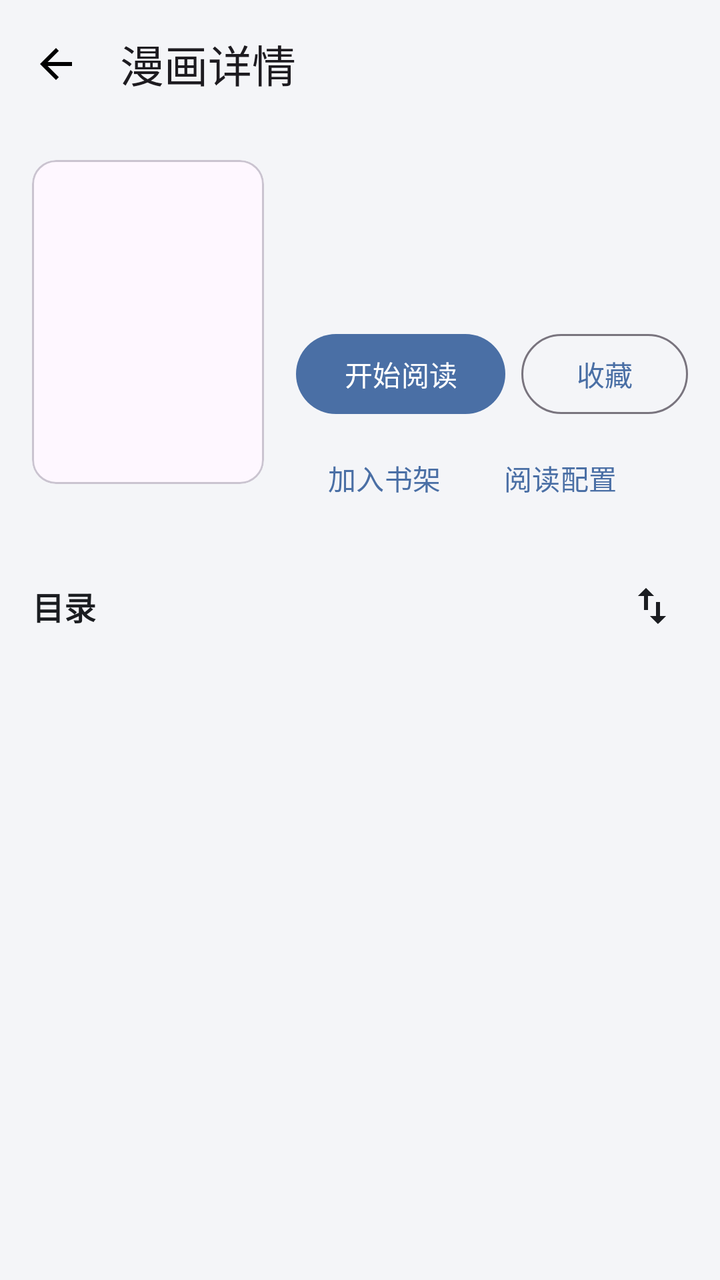
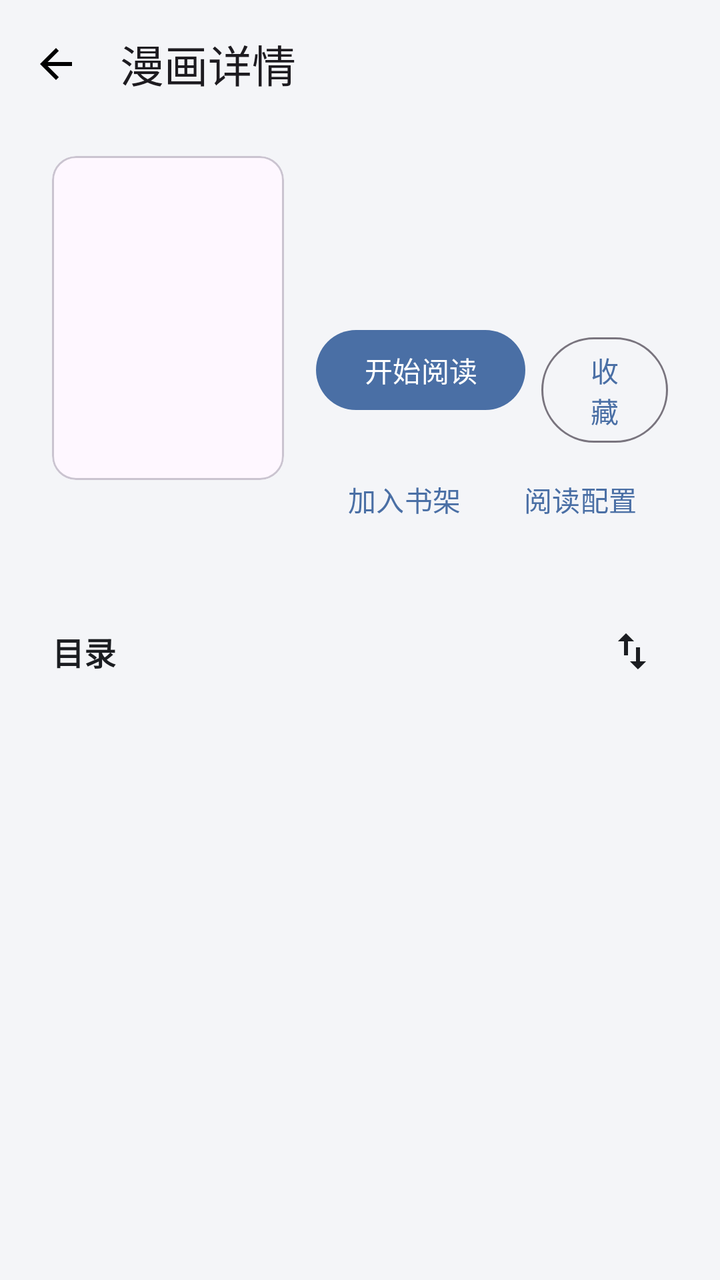

Compare the two renders of this Android layout. The source of the first and the diff that turns it into the second are given below.
<!-- AndroidManifest.xml: application theme Theme.ArkReader -->
<!-- res/layout/activity_comic_detail.xml -->
<?xml version="1.0" encoding="utf-8"?>
<LinearLayout xmlns:android="http://schemas.android.com/apk/res/android"
    xmlns:app="http://schemas.android.com/apk/res-auto"
    android:layout_width="match_parent"
    android:layout_height="match_parent"
    android:background="@color/surface_bg"
    android:fitsSystemWindows="true"
    android:orientation="vertical">

    <com.google.android.material.appbar.MaterialToolbar
        android:id="@+id/toolbar"
        android:layout_width="match_parent"
        android:layout_height="wrap_content"
        app:navigationIcon="@drawable/ic_arrow_back"
        app:title="漫画详情" />

    <LinearLayout
        android:layout_width="match_parent"
        android:layout_height="wrap_content"
        android:orientation="horizontal"
        android:padding="16dp">

        <com.google.android.material.card.MaterialCardView
            android:layout_width="116dp"
            android:layout_height="162dp"
            app:cardCornerRadius="12dp"
            app:cardElevation="0dp">

            <ImageView
                android:id="@+id/ivCover"
                android:layout_width="match_parent"
                android:layout_height="match_parent"
                android:scaleType="centerCrop" />
        </com.google.android.material.card.MaterialCardView>

        <LinearLayout
            android:layout_width="0dp"
            android:layout_height="wrap_content"
            android:layout_marginStart="16dp"
            android:layout_weight="1"
            android:orientation="vertical">

            <TextView
                android:id="@+id/tvTitle"
                android:layout_width="match_parent"
                android:layout_height="wrap_content"
                android:textColor="@color/text_primary"
                android:textSize="19sp"
                android:textStyle="bold" />

            <TextView
                android:id="@+id/tvMeta"
                android:layout_width="match_parent"
                android:layout_height="wrap_content"
                android:layout_marginTop="6dp"
                android:textColor="@color/text_secondary"
                android:textSize="13sp" />

            <TextView
                android:id="@+id/tvLastRead"
                android:layout_width="match_parent"
                android:layout_height="wrap_content"
                android:layout_marginTop="4dp"
                android:textColor="@color/text_secondary"
                android:textSize="13sp" />

            <TextView
                android:id="@+id/tvTags"
                android:layout_width="match_parent"
                android:layout_height="wrap_content"
                android:layout_marginTop="8dp"
                android:maxLines="2"
                android:ellipsize="end"
                android:textColor="?attr/colorPrimary"
                android:textSize="12sp"
                android:visibility="gone" />

            <TextView
                android:id="@+id/tvDescription"
                android:layout_width="match_parent"
                android:layout_height="wrap_content"
                android:layout_marginTop="6dp"
                android:maxLines="3"
                android:ellipsize="end"
                android:textColor="@color/text_secondary"
                android:textSize="13sp"
                android:visibility="gone" />

            <LinearLayout
                android:layout_width="match_parent"
                android:layout_height="wrap_content"
                android:layout_marginTop="12dp"
                android:orientation="horizontal">

                <com.google.android.material.button.MaterialButton
                    android:id="@+id/btnRead"
                    android:layout_width="wrap_content"
                    android:layout_height="wrap_content"
                    android:text="开始阅读" />

                <com.google.android.material.button.MaterialButton
                    android:id="@+id/btnFavorite"
                    style="@style/Widget.Material3.Button.OutlinedButton"
                    android:layout_width="wrap_content"
                    android:layout_height="wrap_content"
                    android:layout_marginStart="8dp"
                    android:text="收藏" />
            </LinearLayout>

            <LinearLayout
                android:layout_width="match_parent"
                android:layout_height="wrap_content"
                android:layout_marginTop="4dp"
                android:orientation="horizontal">

                <com.google.android.material.button.MaterialButton
                    android:id="@+id/btnBookshelf"
                    style="@style/Widget.Material3.Button.TextButton"
                    android:layout_width="wrap_content"
                    android:layout_height="wrap_content"
                    android:text="加入书架" />

                <com.google.android.material.button.MaterialButton
                    android:id="@+id/btnReaderConfig"
                    style="@style/Widget.Material3.Button.TextButton"
                    android:layout_width="wrap_content"
                    android:layout_height="wrap_content"
                    android:text="阅读配置" />
            </LinearLayout>
        </LinearLayout>
    </LinearLayout>

    <LinearLayout
        android:layout_width="match_parent"
        android:layout_height="wrap_content"
        android:gravity="center_vertical"
        android:orientation="horizontal"
        android:paddingHorizontal="16dp"
        android:paddingVertical="6dp">

        <TextView
            android:id="@+id/tvChapterHeader"
            android:layout_width="0dp"
            android:layout_height="wrap_content"
            android:layout_weight="1"
            android:text="目录"
            android:textColor="@color/text_primary"
            android:textSize="16sp"
            android:textStyle="bold" />

        <com.google.android.material.button.MaterialButton
            android:id="@+id/btnOfficialWork"
            style="@style/Widget.Material3.Button.TextButton"
            android:layout_width="wrap_content"
            android:layout_height="wrap_content"
            android:text="打开原作品"
            android:visibility="gone" />

        <ImageButton
            android:id="@+id/btnReverseOrder"
            android:layout_width="36dp"
            android:layout_height="36dp"
            android:background="?attr/selectableItemBackgroundBorderless"
            android:contentDescription="倒序"
            android:src="@drawable/ic_swap_vert"
            app:tint="@color/text_primary" />
    </LinearLayout>

    <androidx.recyclerview.widget.RecyclerView
        android:id="@+id/rvChapters"
        android:layout_width="match_parent"
        android:layout_height="0dp"
        android:layout_weight="1"
        android:paddingHorizontal="12dp" />
</LinearLayout>
<!-- resources referenced by this layout -->
<resources>
  <color name="surface_bg">#F4F5F8</color>
  <color name="text_primary">#1B1D21</color>
  <color name="text_secondary">#5F6368</color>
  <!-- drawable ic_arrow_back (drawable) -->
  <vector xmlns:android="http://schemas.android.com/apk/res/android"
      android:width="24dp"
      android:height="24dp"
      android:viewportWidth="24"
      android:viewportHeight="24">
      <path
          android:fillColor="#FF000000"
          android:pathData="M20,11H7.83l5.59,-5.59L12,4l-8,8 8,8 1.41,-1.41L7.83,13H20v-2z" />
  </vector>
  <!-- drawable ic_swap_vert (drawable) -->
  <vector xmlns:android="http://schemas.android.com/apk/res/android"
      android:width="24dp"
      android:height="24dp"
      android:viewportWidth="24"
      android:viewportHeight="24">
      <path
          android:fillColor="#FF000000"
          android:pathData="M16,17.01V10h-2v7.01h-3L15,21l4,-3.99h-3zM9,3L5,6.99h3V14h2V6.99h3L9,3z" />
  </vector>
  <style name="Theme.ArkReader" parent="Theme.Material3.DayNight.NoActionBar">
          <item name="colorPrimary">#4A6FA5</item>
          <item name="colorPrimaryContainer">#D6E3F7</item>
          <item name="colorOnPrimaryContainer">#132A4A</item>
          <item name="android:windowBackground">@color/surface_bg</item>
          <item name="android:statusBarColor">@android:color/transparent</item>
          <item name="android:navigationBarColor">@android:color/transparent</item>
          <item name="android:windowLightStatusBar">true</item>
      </style>
</resources>

<!-- the commit's change to res/layout/activity_comic_detail.xml (unified diff, before → after) -->
@@ -1,24 +1,39 @@
 <?xml version="1.0" encoding="utf-8"?>
-<LinearLayout xmlns:android="http://schemas.android.com/apk/res/android"
+<FrameLayout xmlns:android="http://schemas.android.com/apk/res/android"
     xmlns:app="http://schemas.android.com/apk/res-auto"
     android:layout_width="match_parent"
     android:layout_height="match_parent"
     android:background="@color/surface_bg"
-    android:fitsSystemWindows="true"
-    android:orientation="vertical">
-
-    <com.google.android.material.appbar.MaterialToolbar
-        android:id="@+id/toolbar"
+    android:fitsSystemWindows="true">
+
+    <ImageView
+        android:id="@+id/detailBackdrop"
         android:layout_width="match_parent"
-        android:layout_height="wrap_content"
-        app:navigationIcon="@drawable/ic_arrow_back"
-        app:title="漫画详情" />
+        android:layout_height="match_parent"
+        android:importantForAccessibility="no"
+        android:scaleType="centerCrop" />
 
     <LinearLayout
+        android:id="@+id/detailContentRoot"
         android:layout_width="match_parent"
-        android:layout_height="wrap_content"
-        android:orientation="horizontal"
-        android:padding="16dp">
+        android:layout_height="match_parent"
+        android:orientation="vertical">
+
+        <com.google.android.material.appbar.MaterialToolbar
+            android:id="@+id/toolbar"
+            android:layout_width="match_parent"
+            android:layout_height="wrap_content"
+            app:navigationIcon="@drawable/ic_arrow_back"
+            app:title="漫画详情" />
+
+        <LinearLayout
+            android:id="@+id/detailHeroCard"
+            android:layout_width="match_parent"
+            android:layout_height="wrap_content"
+            android:layout_marginHorizontal="12dp"
+            android:layout_marginBottom="10dp"
+            android:orientation="horizontal"
+            android:padding="14dp">
 
         <com.google.android.material.card.MaterialCardView
             android:layout_width="116dp"
@@ -131,45 +146,57 @@
     </LinearLayout>
 
     <LinearLayout
-        android:layout_width="match_parent"
-        android:layout_height="wrap_content"
-        android:gravity="center_vertical"
-        android:orientation="horizontal"
-        android:paddingHorizontal="16dp"
-        android:paddingVertical="6dp">
-
-        <TextView
-            android:id="@+id/tvChapterHeader"
-            android:layout_width="0dp"
-            android:layout_height="wrap_content"
-            android:layout_weight="1"
-            android:text="目录"
-            android:textColor="@color/text_primary"
-            android:textSize="16sp"
-            android:textStyle="bold" />
-
-        <com.google.android.material.button.MaterialButton
-            android:id="@+id/btnOfficialWork"
-            style="@style/Widget.Material3.Button.TextButton"
-            android:layout_width="wrap_content"
-            android:layout_height="wrap_content"
-            android:text="打开原作品"
-            android:visibility="gone" />
-
-        <ImageButton
-            android:id="@+id/btnReverseOrder"
-            android:layout_width="36dp"
-            android:layout_height="36dp"
-            android:background="?attr/selectableItemBackgroundBorderless"
-            android:contentDescription="倒序"
-            android:src="@drawable/ic_swap_vert"
-            app:tint="@color/text_primary" />
-    </LinearLayout>
-
-    <androidx.recyclerview.widget.RecyclerView
-        android:id="@+id/rvChapters"
+        android:id="@+id/detailChapterCard"
         android:layout_width="match_parent"
         android:layout_height="0dp"
+        android:layout_marginHorizontal="12dp"
+        android:layout_marginBottom="12dp"
         android:layout_weight="1"
-        android:paddingHorizontal="12dp" />
-</LinearLayout>
+        android:orientation="vertical"
+        android:paddingTop="4dp">
+
+        <LinearLayout
+            android:layout_width="match_parent"
+            android:layout_height="wrap_content"
+            android:gravity="center_vertical"
+            android:orientation="horizontal"
+            android:paddingHorizontal="14dp"
+            android:paddingVertical="6dp">
+
+            <TextView
+                android:id="@+id/tvChapterHeader"
+                android:layout_width="0dp"
+                android:layout_height="wrap_content"
+                android:layout_weight="1"
+                android:text="目录"
+                android:textColor="@color/text_primary"
+                android:textSize="16sp"
+                android:textStyle="bold" />
+
+            <com.google.android.material.button.MaterialButton
+                android:id="@+id/btnOfficialWork"
+                style="@style/Widget.Material3.Button.TextButton"
+                android:layout_width="wrap_content"
+                android:layout_height="wrap_content"
+                android:text="打开原作品"
+                android:visibility="gone" />
+
+            <ImageButton
+                android:id="@+id/btnReverseOrder"
+                android:layout_width="36dp"
+                android:layout_height="36dp"
+                android:background="?attr/selectableItemBackgroundBorderless"
+                android:contentDescription="倒序"
+                android:src="@drawable/ic_swap_vert"
+                app:tint="@color/text_primary" />
+        </LinearLayout>
+
+        <androidx.recyclerview.widget.RecyclerView
+            android:id="@+id/rvChapters"
+            android:layout_width="match_parent"
+            android:layout_height="0dp"
+            android:layout_weight="1"
+            android:paddingHorizontal="10dp" />
+    </LinearLayout>
+    </LinearLayout>
+</FrameLayout>
